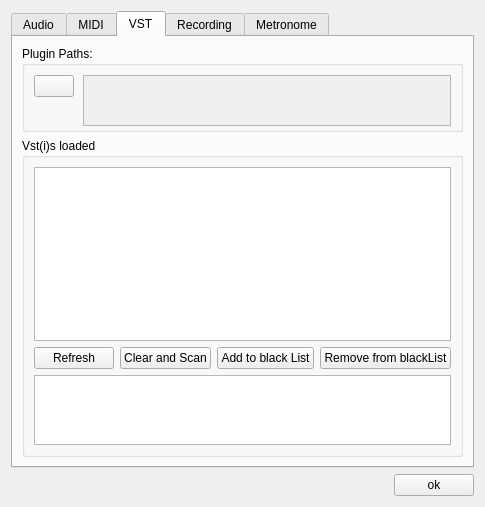
First picture: the form in src/Common/gui/PreferencesDialog.ui, repository elieserdejesus/JamTaba, before the edit.
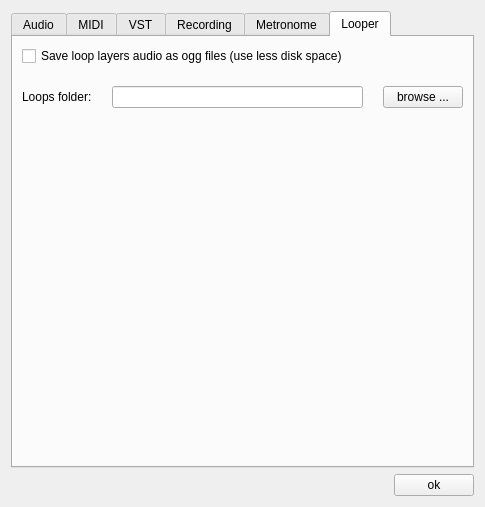
Second picture: the form after the edit.

Commit message: Adding a Looper Tab in preferences

```diff
--- a/src/Common/gui/PreferencesDialog.ui
+++ b/src/Common/gui/PreferencesDialog.ui
@@ -17,7 +17,7 @@
    <item>
     <widget class="QTabWidget" name="prefsTab">
      <property name="currentIndex">
-      <number>2</number>
+      <number>5</number>
      </property>
      <widget class="QWidget" name="tabAudio">
       <attribute name="title">
@@ -681,6 +681,76 @@
        </item>
       </layout>
      </widget>
+     <widget class="QWidget" name="tabLooper">
+      <attribute name="title">
+       <string>Looper</string>
+      </attribute>
+      <layout class="QVBoxLayout" name="verticalLayout_8">
+       <property name="spacing">
+        <number>20</number>
+       </property>
+       <item>
+        <widget class="QCheckBox" name="checkBoxLooperOggEncoding">
+         <property name="text">
+          <string>Save loop layers audio as ogg files (use less disk space)</string>
+         </property>
+        </widget>
+       </item>
+       <item>
+        <layout class="QHBoxLayout" name="loopDirLayout" stretch="0,1,0">
+         <item>
+          <widget class="QLabel" name="labelLoopsFolder">
+           <property name="sizePolicy">
+            <sizepolicy hsizetype="Maximum" vsizetype="Preferred">
+             <horstretch>0</horstretch>
+             <verstretch>0</verstretch>
+            </sizepolicy>
+           </property>
+           <property name="text">
+            <string>Loops folder:</string>
+           </property>
+          </widget>
+         </item>
+         <item>
+          <widget class="QLineEdit" name="lineEditLoopsFolder">
+           <property name="sizePolicy">
+            <sizepolicy hsizetype="Expanding" vsizetype="Fixed">
+             <horstretch>1</horstretch>
+             <verstretch>0</verstretch>
+            </sizepolicy>
+           </property>
+          </widget>
+         </item>
+         <item>
+          <widget class="QPushButton" name="loopsFolderBrowseButton">
+           <property name="sizePolicy">
+            <sizepolicy hsizetype="Maximum" vsizetype="Fixed">
+             <horstretch>0</horstretch>
+             <verstretch>0</verstretch>
+            </sizepolicy>
+           </property>
+           <property name="text">
+            <string>browse ...</string>
+           </property>
+          </widget>
+         </item>
+        </layout>
+       </item>
+       <item>
+        <spacer name="verticalSpacer_5">
+         <property name="orientation">
+          <enum>Qt::Vertical</enum>
+         </property>
+         <property name="sizeHint" stdset="0">
+          <size>
+           <width>20</width>
+           <height>40</height>
+          </size>
+         </property>
+        </spacer>
+       </item>
+      </layout>
+     </widget>
     </widget>
    </item>
    <item>
```
The commit also changes 7 other files.
